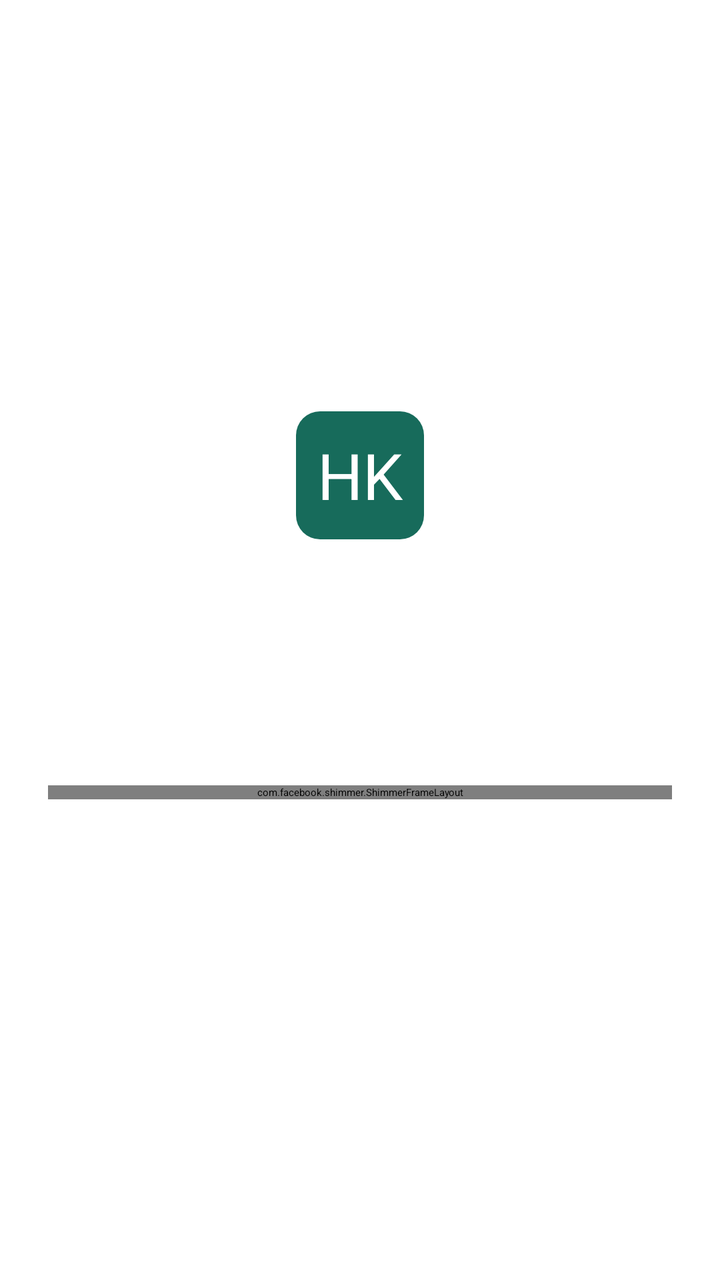
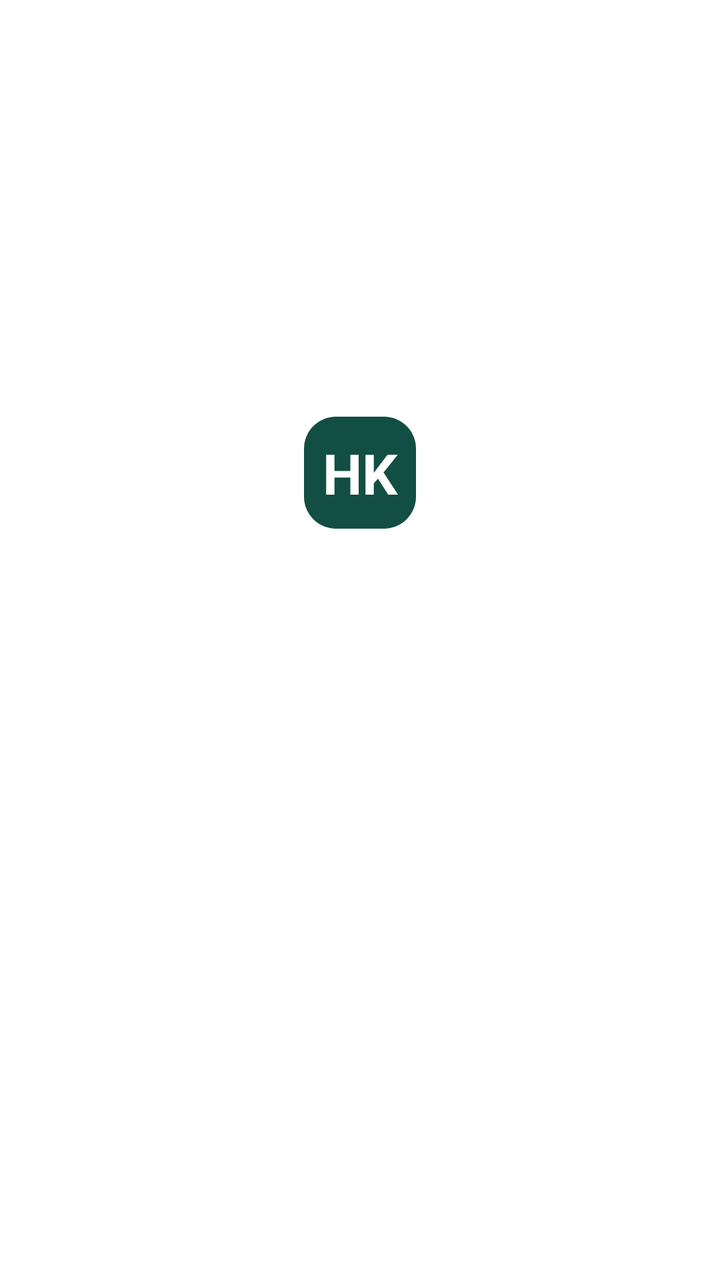

An Android layout rendered at two revisions. The XML below is the earlier revision; the diff shows what the commit changed to produce the second picture.
<!-- AndroidManifest.xml: application theme Theme.HisabKitab.Splash -->
<!-- res/layout/fragment_splash.xml -->
<?xml version="1.0" encoding="utf-8"?>
<androidx.constraintlayout.widget.ConstraintLayout xmlns:android="http://schemas.android.com/apk/res/android"
    xmlns:app="http://schemas.android.com/apk/res-auto"
    android:layout_width="match_parent"
    android:layout_height="match_parent"
    android:background="?attr/colorSurface">

    <LinearLayout
        android:layout_width="match_parent"
        android:layout_height="wrap_content"
        android:gravity="center_horizontal"
        android:orientation="vertical"
        android:padding="@dimen/screen_padding"
        app:layout_constraintBottom_toBottomOf="parent"
        app:layout_constraintEnd_toEndOf="parent"
        app:layout_constraintStart_toStartOf="parent"
        app:layout_constraintTop_toTopOf="parent">

        <TextView
            android:layout_width="@dimen/brand_icon_size"
            android:layout_height="@dimen/brand_icon_size"
            android:background="@drawable/bg_brand_mark"
            android:gravity="center"
            android:text="@string/brand_mark"
            android:textColor="@color/color_on_primary"
            android:textSize="32sp"
            android:contentDescription="@string/content_description_brand" />

        <TextView
            android:layout_width="wrap_content"
            android:layout_height="wrap_content"
            android:layout_marginTop="@dimen/space_lg"
            android:text="@string/app_name"
            android:textColor="?attr/colorOnSurface"
            android:textSize="28sp"
            android:textStyle="bold" />

        <TextView
            android:layout_width="wrap_content"
            android:layout_height="wrap_content"
            android:layout_marginTop="@dimen/space_sm"
            android:text="@string/brand_tagline"
            android:textColor="?attr/colorOnSurfaceVariant"
            android:textSize="16sp" />

        <com.facebook.shimmer.ShimmerFrameLayout
            android:layout_width="match_parent"
            android:layout_height="wrap_content"
            android:layout_marginTop="@dimen/space_xl"
            app:shimmer_auto_start="true"
            app:shimmer_duration="1200">

            <View
                android:layout_width="match_parent"
                android:layout_height="12dp"
                android:background="@drawable/bg_skeleton" />
        </com.facebook.shimmer.ShimmerFrameLayout>

        <TextView
            android:id="@+id/loading_message"
            android:layout_width="wrap_content"
            android:layout_height="wrap_content"
            android:layout_marginTop="@dimen/space_md"
            android:text="@string/loading_account"
            android:textColor="?attr/colorOnSurfaceVariant"
            android:textSize="14sp" />

        <TextView
            android:id="@+id/error_message"
            android:layout_width="match_parent"
            android:layout_height="wrap_content"
            android:layout_marginTop="@dimen/space_md"
            android:gravity="center"
            android:textColor="@color/color_error"
            android:visibility="gone" />

        <com.google.android.material.button.MaterialButton
            android:id="@+id/retry_button"
            style="?attr/materialButtonOutlinedStyle"
            android:layout_width="wrap_content"
            android:layout_height="wrap_content"
            android:layout_marginTop="@dimen/space_sm"
            android:text="@string/retry"
            android:visibility="gone" />
    </LinearLayout>
</androidx.constraintlayout.widget.ConstraintLayout>
<!-- resources referenced by this layout -->
<resources>
  <color name="color_error">#BA1A1A</color>
  <color name="color_on_primary">#FFFFFFFF</color>
  <dimen name="brand_icon_size">64dp</dimen>
  <dimen name="screen_padding">24dp</dimen>
  <dimen name="space_lg">24dp</dimen>
  <dimen name="space_md">16dp</dimen>
  <dimen name="space_sm">8dp</dimen>
  <dimen name="space_xl">32dp</dimen>
  <!-- drawable bg_brand_mark (drawable) -->
  <?xml version="1.0" encoding="utf-8"?>
  <shape xmlns:android="http://schemas.android.com/apk/res/android" android:shape="rectangle">
      <solid android:color="@color/color_primary" />
      <corners android:radius="@dimen/control_corner_radius" />
  </shape>
  <!-- drawable bg_skeleton (drawable) -->
  <?xml version="1.0" encoding="utf-8"?>
  <shape xmlns:android="http://schemas.android.com/apk/res/android" android:shape="rectangle">
      <solid android:color="@color/color_skeleton" />
      <corners android:radius="@dimen/control_corner_radius" />
  </shape>
  <string name="app_name">Hisab Kitab</string>
  <string name="brand_mark">HK</string>
  <string name="brand_tagline">Shared expenses, settled simply.</string>
  <string name="content_description_brand">Hisab Kitab</string>
  <string name="loading_account">Checking your account…</string>
  <string name="retry">Retry</string>
  <style name="Theme.HisabKitab.Splash" parent="Theme.SplashScreen">
          <item name="windowSplashScreenBackground">@color/color_surface</item>
          <item name="windowSplashScreenAnimatedIcon">@mipmap/ic_launcher</item>
          <item name="postSplashScreenTheme">@style/Theme.HisabKitab</item>
      </style>
  <color name="color_primary">#176B5B</color>
  <dimen name="control_corner_radius">12dp</dimen>
  <color name="color_skeleton">#DCE5E0</color>
  <color name="color_surface">#F5F7F5</color>
  <style name="Theme.HisabKitab" parent="Base.Theme.HisabKitab" />
  <style name="Base.Theme.HisabKitab" parent="Theme.Material3.DayNight.NoActionBar">
          <item name="colorPrimary">@color/color_primary</item>
          <item name="colorOnPrimary">@color/color_on_primary</item>
          <item name="colorPrimaryContainer">@color/color_primary_container</item>
          <item name="colorOnPrimaryContainer">@color/color_on_primary_container</item>
          <item name="colorSecondary">@color/color_secondary</item>
          <item name="colorSurface">@color/color_surface</item>
          <item name="colorOnSurface">@color/color_on_surface</item>
          <item name="colorSurfaceVariant">@color/color_surface_variant</item>
          <item name="colorOnSurfaceVariant">@color/color_on_surface_variant</item>
          <item name="colorError">@color/color_error</item>
          <item name="colorOnError">@color/color_on_error</item>
          <item name="colorOutline">@color/color_outline</item>
          <item name="android:fontFamily">sans</item>
          <item name="android:windowLightStatusBar">?attr/isLightTheme</item>
          <item name="android:windowActionModeOverlay">true</item>
      </style>
  <color name="color_primary_container">#B6F0E2</color>
  <color name="color_on_primary_container">#002019</color>
  <color name="color_secondary">#53635F</color>
  <color name="color_on_surface">#191C1B</color>
  <color name="color_surface_variant">#DCE5E0</color>
  <color name="color_on_surface_variant">#404944</color>
  <color name="color_on_error">#FFFFFF</color>
  <color name="color_outline">#707975</color>
</resources>

<!-- the commit's change to res/layout/fragment_splash.xml (unified diff, before → after) -->
@@ -1,86 +1,89 @@
 <?xml version="1.0" encoding="utf-8"?>
-<androidx.constraintlayout.widget.ConstraintLayout xmlns:android="http://schemas.android.com/apk/res/android"
+<androidx.core.widget.NestedScrollView xmlns:android="http://schemas.android.com/apk/res/android"
     xmlns:app="http://schemas.android.com/apk/res-auto"
     android:layout_width="match_parent"
     android:layout_height="match_parent"
+    android:fillViewport="true"
     android:background="?attr/colorSurface">
 
-    <LinearLayout
+    <androidx.constraintlayout.widget.ConstraintLayout
         android:layout_width="match_parent"
         android:layout_height="wrap_content"
-        android:gravity="center_horizontal"
-        android:orientation="vertical"
-        android:padding="@dimen/screen_padding"
-        app:layout_constraintBottom_toBottomOf="parent"
-        app:layout_constraintEnd_toEndOf="parent"
-        app:layout_constraintStart_toStartOf="parent"
-        app:layout_constraintTop_toTopOf="parent">
+        android:padding="@dimen/screen_padding">
 
-        <TextView
-            android:layout_width="@dimen/brand_icon_size"
-            android:layout_height="@dimen/brand_icon_size"
-            android:background="@drawable/bg_brand_mark"
-            android:gravity="center"
-            android:text="@string/brand_mark"
-            android:textColor="@color/color_on_primary"
-            android:textSize="32sp"
-            android:contentDescription="@string/content_description_brand" />
+        <LinearLayout
+            android:layout_width="0dp"
+            android:layout_height="wrap_content"
+            android:gravity="center_horizontal"
+            android:orientation="vertical"
+            app:layout_constraintBottom_toBottomOf="parent"
+            app:layout_constraintEnd_toEndOf="parent"
+            app:layout_constraintStart_toStartOf="parent"
+            app:layout_constraintTop_toTopOf="parent">
 
-        <TextView
-            android:layout_width="wrap_content"
-            android:layout_height="wrap_content"
-            android:layout_marginTop="@dimen/space_lg"
-            android:text="@string/app_name"
-            android:textColor="?attr/colorOnSurface"
-            android:textSize="28sp"
-            android:textStyle="bold" />
+            <TextView
+                android:layout_width="@dimen/brand_icon_size"
+                android:layout_height="@dimen/brand_icon_size"
+                android:background="@drawable/bg_brand_mark"
+                android:contentDescription="@string/content_description_brand"
+                android:gravity="center"
+                android:text="@string/brand_mark"
+                android:textColor="@color/color_on_primary"
+                android:textSize="28sp"
+                android:textStyle="bold" />
 
-        <TextView
-            android:layout_width="wrap_content"
-            android:layout_height="wrap_content"
-            android:layout_marginTop="@dimen/space_sm"
-            android:text="@string/brand_tagline"
-            android:textColor="?attr/colorOnSurfaceVariant"
-            android:textSize="16sp" />
+            <TextView
+                android:layout_width="wrap_content"
+                android:layout_height="wrap_content"
+                android:layout_marginTop="@dimen/space_lg"
+                android:text="@string/app_name"
+                android:textColor="?attr/colorOnSurface"
+                android:textSize="26sp"
+                android:textStyle="bold" />
 
-        <com.facebook.shimmer.ShimmerFrameLayout
-            android:layout_width="match_parent"
-            android:layout_height="wrap_content"
-            android:layout_marginTop="@dimen/space_xl"
-            app:shimmer_auto_start="true"
-            app:shimmer_duration="1200">
+            <TextView
+                android:layout_width="wrap_content"
+                android:layout_height="wrap_content"
+                android:layout_marginTop="@dimen/space_xs"
+                android:text="@string/brand_tagline"
+                android:textColor="?attr/colorOnSurfaceVariant"
+                android:textSize="14sp" />
 
-            <View
+            <ProgressBar
+                android:id="@+id/loading_spinner"
+                android:layout_width="28dp"
+                android:layout_height="28dp"
+                android:layout_marginTop="@dimen/space_xl"
+                android:indeterminateTint="@color/color_primary" />
+
+            <TextView
+                android:id="@+id/loading_message"
+                android:layout_width="wrap_content"
+                android:layout_height="wrap_content"
+                android:layout_marginTop="@dimen/space_sm"
+                android:text="@string/loading_account"
+                android:textColor="?attr/colorOnSurfaceVariant"
+                android:textSize="13sp" />
+
+            <TextView
+                android:id="@+id/error_message"
                 android:layout_width="match_parent"
-                android:layout_height="12dp"
-                android:background="@drawable/bg_skeleton" />
-        </com.facebook.shimmer.ShimmerFrameLayout>
+                android:layout_height="wrap_content"
+                android:layout_marginTop="@dimen/space_md"
+                android:gravity="center"
+                android:textColor="@color/color_error"
+                android:textSize="14sp"
+                android:visibility="gone" />
 
-        <TextView
-            android:id="@+id/loading_message"
-            android:layout_width="wrap_content"
-            android:layout_height="wrap_content"
-            android:layout_marginTop="@dimen/space_md"
-            android:text="@string/loading_account"
-            android:textColor="?attr/colorOnSurfaceVariant"
-            android:textSize="14sp" />
-
-        <TextView
-            android:id="@+id/error_message"
-            android:layout_width="match_parent"
-            android:layout_height="wrap_content"
-            android:layout_marginTop="@dimen/space_md"
-            android:gravity="center"
-            android:textColor="@color/color_error"
-            android:visibility="gone" />
-
-        <com.google.android.material.button.MaterialButton
-            android:id="@+id/retry_button"
-            style="?attr/materialButtonOutlinedStyle"
-            android:layout_width="wrap_content"
-            android:layout_height="wrap_content"
-            android:layout_marginTop="@dimen/space_sm"
-            android:text="@string/retry"
-            android:visibility="gone" />
-    </LinearLayout>
-</androidx.constraintlayout.widget.ConstraintLayout>
+            <com.google.android.material.button.MaterialButton
+                android:id="@+id/retry_button"
+                style="?attr/materialButtonOutlinedStyle"
+                android:layout_width="wrap_content"
+                android:layout_height="wrap_content"
+                android:layout_marginTop="@dimen/space_md"
+                android:text="@string/retry"
+                android:visibility="gone"
+                app:cornerRadius="@dimen/control_corner_radius" />
+        </LinearLayout>
+    </androidx.constraintlayout.widget.ConstraintLayout>
+</androidx.core.widget.NestedScrollView>
<!-- resource entries referenced after the edit -->
@@ -2,23 +2,18 @@
 <resources>
   <color name="color_error">#BA1A1A</color>
   <color name="color_on_primary">#FFFFFFFF</color>
-  <dimen name="brand_icon_size">64dp</dimen>
-  <dimen name="screen_padding">24dp</dimen>
+  <dimen name="brand_icon_size">56dp</dimen>
+  <dimen name="screen_padding">20dp</dimen>
   <dimen name="space_lg">24dp</dimen>
   <dimen name="space_md">16dp</dimen>
   <dimen name="space_sm">8dp</dimen>
   <dimen name="space_xl">32dp</dimen>
+  <dimen name="space_xs">4dp</dimen>
   <!-- drawable bg_brand_mark (drawable) -->
   <?xml version="1.0" encoding="utf-8"?>
   <shape xmlns:android="http://schemas.android.com/apk/res/android" android:shape="rectangle">
       <solid android:color="@color/color_primary" />
-      <corners android:radius="@dimen/control_corner_radius" />
-  </shape>
-  <!-- drawable bg_skeleton (drawable) -->
-  <?xml version="1.0" encoding="utf-8"?>
-  <shape xmlns:android="http://schemas.android.com/apk/res/android" android:shape="rectangle">
-      <solid android:color="@color/color_skeleton" />
-      <corners android:radius="@dimen/control_corner_radius" />
+      <corners android:radius="16dp" />
   </shape>
   <string name="app_name">Hisab Kitab</string>
   <string name="brand_mark">HK</string>
@@ -31,10 +26,9 @@
           <item name="windowSplashScreenAnimatedIcon">@mipmap/ic_launcher</item>
           <item name="postSplashScreenTheme">@style/Theme.HisabKitab</item>
       </style>
-  <color name="color_primary">#176B5B</color>
+  <color name="color_primary">#124E43</color>
   <dimen name="control_corner_radius">12dp</dimen>
-  <color name="color_skeleton">#DCE5E0</color>
-  <color name="color_surface">#F5F7F5</color>
+  <color name="color_surface">#FAF8F5</color>
   <style name="Theme.HisabKitab" parent="Base.Theme.HisabKitab" />
   <style name="Base.Theme.HisabKitab" parent="Theme.Material3.DayNight.NoActionBar">
           <item name="colorPrimary">@color/color_primary</item>
@@ -49,17 +43,20 @@
           <item name="colorError">@color/color_error</item>
           <item name="colorOnError">@color/color_on_error</item>
           <item name="colorOutline">@color/color_outline</item>
-          <item name="android:fontFamily">sans</item>
-          <item name="android:windowLightStatusBar">?attr/isLightTheme</item>
+          <item name="android:fontFamily">sans-serif-medium</item>
+          <item name="android:statusBarColor">@android:color/transparent</item>
+          <item name="android:navigationBarColor">@android:color/transparent</item>
+          <item name="android:windowLightStatusBar">true</item>
+          <item name="android:windowLightNavigationBar">true</item>
           <item name="android:windowActionModeOverlay">true</item>
       </style>
-  <color name="color_primary_container">#B6F0E2</color>
-  <color name="color_on_primary_container">#002019</color>
-  <color name="color_secondary">#53635F</color>
-  <color name="color_on_surface">#191C1B</color>
-  <color name="color_surface_variant">#DCE5E0</color>
-  <color name="color_on_surface_variant">#404944</color>
+  <color name="color_primary_container">#D3ECE4</color>
+  <color name="color_on_primary_container">#04201A</color>
+  <color name="color_secondary">#4A5D57</color>
+  <color name="color_on_surface">#131F1C</color>
+  <color name="color_surface_variant">#EBF1EE</color>
+  <color name="color_on_surface_variant">#485550</color>
   <color name="color_on_error">#FFFFFF</color>
-  <color name="color_outline">#707975</color>
+  <color name="color_outline">#D0DDD7</color>
 </resources>
 
